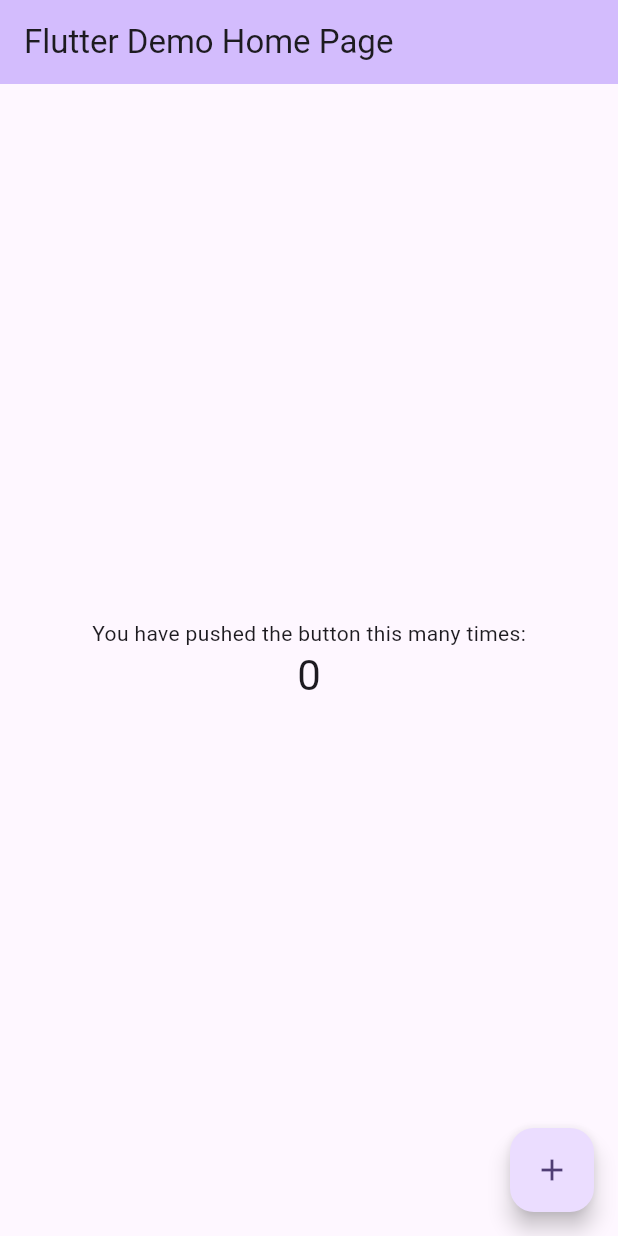
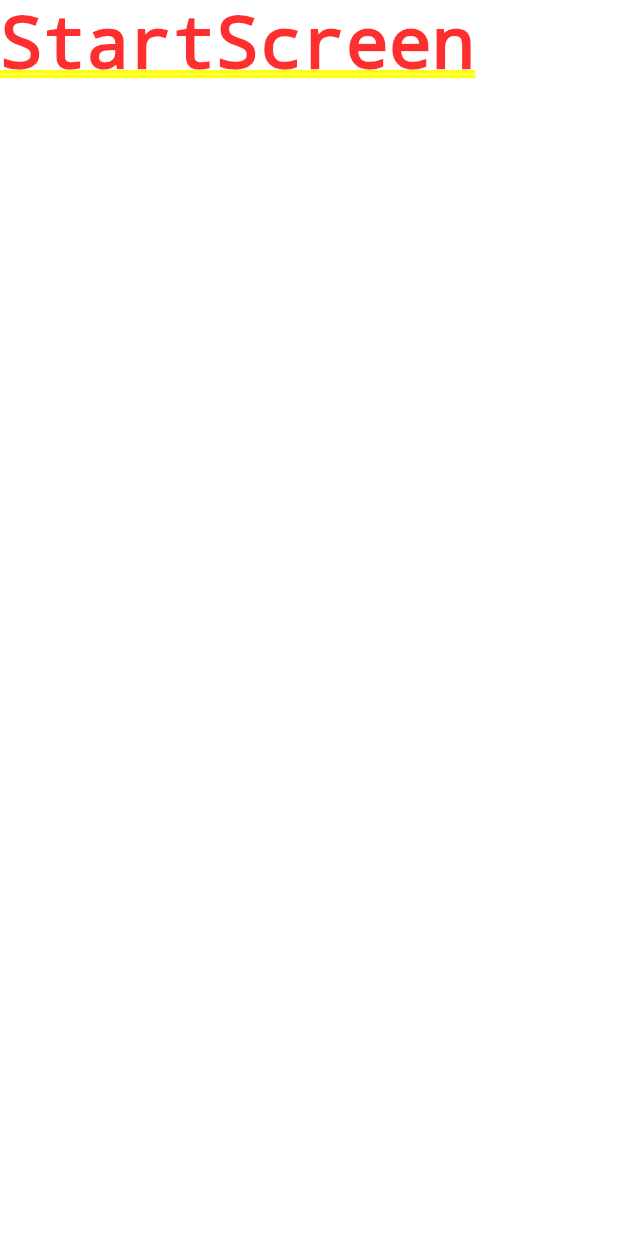
Before and after one commit to mohansriram-r/roadmap-repo, a Flutter app: the screen it shows after launch, on a phone screen of 412 x 824 dp. Run offline on Flutter 3.47's test engine with Material 3 defaults, Android fonts, the phone set to English and light mode, and no system bars.

```diff
--- /dev/null
+++ b/roadmap_app/lib/app.dart
@@ -0,0 +1,17 @@
+import 'package:flutter/material.dart';
+import 'package:roadmap_app/screens/start/strat_screen.dart';
+import 'package:roadmap_app/utils/theme/theme.dart';
+
+class App extends StatelessWidget {
+  const App({super.key});
+
+  // This widget is the root of your application.
+  @override
+  Widget build(BuildContext context) {
+    return MaterialApp(
+      title: 'Flutter Demo',
+      theme: CThemeData.lightThemeData,
+      home: const StratScreen(),
+    );
+  }
+}
--- a/roadmap_app/lib/main.dart
+++ b/roadmap_app/lib/main.dart
@@ -1,125 +1,6 @@
 import 'package:flutter/material.dart';
+import 'package:roadmap_app/app.dart';
 
 void main() {
-  runApp(const MyApp());
+  runApp(const App());
 }
-
-class MyApp extends StatelessWidget {
-  const MyApp({super.key});
-
-  // This widget is the root of your application.
-  @override
-  Widget build(BuildContext context) {
-    return MaterialApp(
-      title: 'Flutter Demo',
-      theme: ThemeData(
-        // This is the theme of your application.
-        //
-        // TRY THIS: Try running your application with "flutter run". You'll see
-        // the application has a purple toolbar. Then, without quitting the app,
-        // try changing the seedColor in the colorScheme below to Colors.green
-        // and then invoke "hot reload" (save your changes or press the "hot
-        // reload" button in a Flutter-supported IDE, or press "r" if you used
-        // the command line to start the app).
-        //
-        // Notice that the counter didn't reset back to zero; the application
-        // state is not lost during the reload. To reset the state, use hot
-        // restart instead.
-        //
-        // This works for code too, not just values: Most code changes can be
-        // tested with just a hot reload.
-        colorScheme: ColorScheme.fromSeed(seedColor: Colors.deepPurple),
-        useMaterial3: true,
-      ),
-      home: const MyHomePage(title: 'Flutter Demo Home Page'),
-    );
-  }
-}
-
-class MyHomePage extends StatefulWidget {
-  const MyHomePage({super.key, required this.title});
-
-  // This widget is the home page of your application. It is stateful, meaning
-  // that it has a State object (defined below) that contains fields that affect
-  // how it looks.
-
-  // This class is the configuration for the state. It holds the values (in this
-  // case the title) provided by the parent (in this case the App widget) and
-  // used by the build method of the State. Fields in a Widget subclass are
-  // always marked "final".
-
-  final String title;
-
-  @override
-  State<MyHomePage> createState() => _MyHomePageState();
-}
-
-class _MyHomePageState extends State<MyHomePage> {
-  int _counter = 0;
-
-  void _incrementCounter() {
-    setState(() {
-      // This call to setState tells the Flutter framework that something has
-      // changed in this State, which causes it to rerun the build method below
-      // so that the display can reflect the updated values. If we changed
-      // _counter without calling setState(), then the build method would not be
-      // called again, and so nothing would appear to happen.
-      _counter++;
-    });
-  }
-
-  @override
-  Widget build(BuildContext context) {
-    // This method is rerun every time setState is called, for instance as done
-    // by the _incrementCounter method above.
-    //
-    // The Flutter framework has been optimized to make rerunning build methods
-    // fast, so that you can just rebuild anything that needs updating rather
-    // than having to individually change instances of widgets.
-    return Scaffold(
-      appBar: AppBar(
-        // TRY THIS: Try changing the color here to a specific color (to
-        // Colors.amber, perhaps?) and trigger a hot reload to see the AppBar
-        // change color while the other colors stay the same.
-        backgroundColor: Theme.of(context).colorScheme.inversePrimary,
-        // Here we take the value from the MyHomePage object that was created by
-        // the App.build method, and use it to set our appbar title.
-        title: Text(widget.title),
-      ),
-      body: Center(
-        // Center is a layout widget. It takes a single child and positions it
-        // in the middle of the parent.
-        child: Column(
-          // Column is also a layout widget. It takes a list of children and
-          // arranges them vertically. By default, it sizes itself to fit its
-          // children horizontally, and tries to be as tall as its parent.
-          //
-          // Column has various properties to control how it sizes itself and
-          // how it positions its children. Here we use mainAxisAlignment to
-          // center the children vertically; the main axis here is the vertical
-          // axis because Columns are vertical (the cross axis would be
-          // horizontal).
-          //
-          // TRY THIS: Invoke "debug painting" (choose the "Toggle Debug Paint"
-          // action in the IDE, or press "p" in the console), to see the
-          // wireframe for each widget.
-          mainAxisAlignment: MainAxisAlignment.center,
-          children: <Widget>[
-            const Text(
-              'You have pushed the button this many times:',
-            ),
-            Text(
-              '$_counter',
-              style: Theme.of(context).textTheme.headlineMedium,
-            ),
-          ],
-        ),
-      ),
-      floatingActionButton: FloatingActionButton(
-        onPressed: _incrementCounter,
-        tooltip: 'Increment',
-        child: const Icon(Icons.add),
-      ), // This trailing comma makes auto-formatting nicer for build methods.
-    );
-  }
-}
--- /dev/null
+++ b/roadmap_app/lib/screens/login/login_screen.dart
@@ -0,0 +1,10 @@
+import 'package:flutter/material.dart';
+
+class LoginScreen extends StatelessWidget {
+  const LoginScreen({super.key});
+
+  @override
+  Widget build(BuildContext context) {
+    return const Text("Login Screen");
+  }
+}
--- /dev/null
+++ b/roadmap_app/lib/screens/start/strat_screen.dart
@@ -0,0 +1,10 @@
+import 'package:flutter/material.dart';
+
+class StratScreen extends StatelessWidget {
+  const StratScreen({super.key});
+
+  @override
+  Widget build(BuildContext context) {
+    return const Text("StartScreen");
+  }
+}
--- /dev/null
+++ b/roadmap_app/lib/utils/theme/custom_widgets/text_theme.dart
@@ -0,0 +1,7 @@
+import 'package:flutter/material.dart';
+
+class CTextTheme {
+  CTextTheme._();
+
+  static TextTheme lightTextTheme = TextTheme();
+}
--- /dev/null
+++ b/roadmap_app/lib/utils/theme/theme.dart
@@ -0,0 +1,11 @@
+import 'package:flutter/material.dart';
+import 'package:roadmap_app/utils/theme/custom_widgets/text_theme.dart';
+
+class CThemeData {
+  CThemeData._();
+
+  static ThemeData lightThemeData = ThemeData(
+    useMaterial3: true,
+    textTheme: CTextTheme.lightTextTheme,
+  );
+}
--- a/roadmap_app/pubspec.yaml
+++ b/roadmap_app/pubspec.yaml
@@ -35,6 +35,7 @@ dependencies:
   # The following adds the Cupertino Icons font to your application.
   # Use with the CupertinoIcons class for iOS style icons.
   cupertino_icons: ^1.0.8
+  firebase_core: ^3.8.0
 
 dev_dependencies:
   flutter_test:
```
Also changed, not shown: roadmap_app/pubspec.lock, 3 other files.
